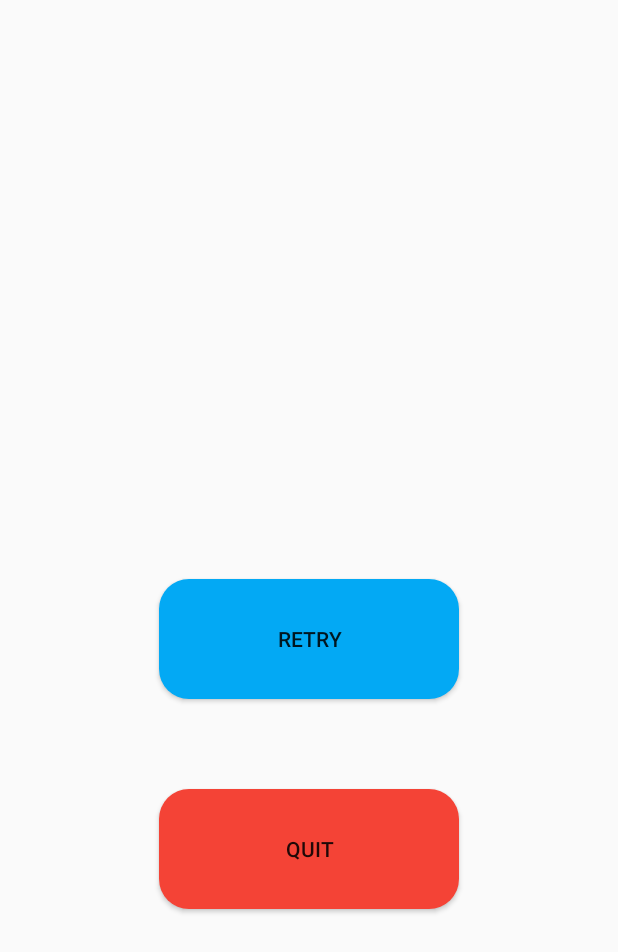
After one commit to Creskendoll/BAU-Kotlin-Project, an Android app: the EndActivity screen opened directly, with no data from a screen before it, on a phone screen of 412 x 824 dp. The commit adds this screen. Shown: the top 952 px of the screen. Run offline under Robolectric (Android 15) with nearby library versions, the phone set to English and light mode, and no system bars.

Commit message:
end screen, bg colors, double tap fix

```diff
--- a/app/src/main/AndroidManifest.xml
+++ b/app/src/main/AndroidManifest.xml
@@ -20,6 +20,7 @@
         <activity android:name=".activity.ProfileActivity" />
         <activity android:name=".activity.ChangeAvatarActivity" />
         <activity android:name=".activity.GameActivity" />
+        <activity android:name=".activity.EndActivity" />
     </application>
 
     <uses-permission android:name="android.permission.INTERNET" />
--- /dev/null
+++ b/app/src/main/java/com/kenansoylu/bauproject/activity/EndActivity.kt
@@ -0,0 +1,28 @@
+package com.kenansoylu.bauproject.activity
+
+import android.content.Intent
+import android.os.Bundle
+import android.widget.Button
+import android.widget.TextView
+import androidx.appcompat.app.AppCompatActivity
+import com.kenansoylu.bauproject.R
+
+class EndActivity : AppCompatActivity() {
+    override fun onCreate(savedInstanceState: Bundle?) {
+        super.onCreate(savedInstanceState)
+        setContentView(R.layout.activity_end)
+
+        // Set score
+        findViewById<TextView>(R.id.finalScoreTxt).text = intent.getStringExtra("score")
+
+        findViewById<Button>(R.id.retryBtn).setOnClickListener {
+            startActivity(Intent(this@EndActivity, GameActivity::class.java))
+            finish()
+        }
+
+        findViewById<Button>(R.id.quitBtn).setOnClickListener {
+            startActivity(Intent(this@EndActivity, MainActivity::class.java))
+            finish()
+        }
+    }
+}
--- /dev/null
+++ b/app/src/main/res/layout/activity_end.xml
@@ -0,0 +1,38 @@
+<?xml version="1.0" encoding="utf-8"?>
+<LinearLayout xmlns:android="http://schemas.android.com/apk/res/android"
+    xmlns:tools="http://schemas.android.com/tools"
+    android:orientation="vertical"
+    android:gravity="center"
+    android:layout_width="match_parent"
+    android:layout_height="match_parent"
+    tools:context=".activity.EndActivity">
+
+    <TextView
+        android:id="@+id/finalScoreTxt"
+        android:layout_width="match_parent"
+        android:layout_height="wrap_content"
+        android:gravity="center"
+        tools:text="SCORE"
+        android:layout_margin="60dp"
+        android:textSize="36sp" />
+
+    <Button
+        android:id="@+id/retryBtn"
+        android:layout_width="wrap_content"
+        android:layout_height="wrap_content"
+        android:layout_margin="30dp"
+        android:width="200dp"
+        android:height="80dp"
+        android:background="@drawable/round_button_blue"
+        android:text="Retry" />
+
+    <Button
+        android:id="@+id/quitBtn"
+        android:layout_width="wrap_content"
+        android:layout_height="wrap_content"
+        android:width="200dp"
+        android:height="80dp"
+        android:layout_margin="30dp"
+        android:background="@drawable/round_button_red"
+        android:text="Quit" />
+</LinearLayout>
--- a/app/src/main/res/layout/activity_leaders.xml
+++ b/app/src/main/res/layout/activity_leaders.xml
@@ -9,8 +9,8 @@
     <androidx.recyclerview.widget.RecyclerView
         tools:listitem="@layout/player_row"
         android:id="@+id/leadersList"
+        android:background="#46990DB9"
         android:layout_width="match_parent"
-        android:layout_height="match_parent"
-        android:background="@android:color/white"/>
+        android:layout_height="match_parent"/>
 
 </androidx.swiperefreshlayout.widget.SwipeRefreshLayout>
--- a/app/src/main/res/layout/activity_profile.xml
+++ b/app/src/main/res/layout/activity_profile.xml
@@ -2,6 +2,7 @@
 <LinearLayout xmlns:android="http://schemas.android.com/apk/res/android"
     xmlns:tools="http://schemas.android.com/tools"
     android:orientation="vertical"
+    android:background="@color/blueBg"
     android:layout_width="match_parent"
     android:layout_height="match_parent">
 
@@ -13,7 +14,7 @@
         android:background="@drawable/round_avatar"
         android:layout_gravity="center"
         tools:src="@mipmap/ic_first_avatar"
-        android:layout_marginTop="30dp"/>
+        android:layout_marginTop="16dp"/>
 
     <TextView
         tools:text="HIGHSCORE"
--- a/app/src/main/res/layout/game_card.xml
+++ b/app/src/main/res/layout/game_card.xml
@@ -5,6 +5,7 @@
     android:layout_height="120dp"
     tools:context=".activity.GameActivity"
     android:tag="front_visible"
+    android:background="@color/cardBg"
     android:id="@+id/gameCard"
     >
 
@@ -20,7 +21,7 @@
             android:id="@+id/front_image"
             android:layout_width="match_parent"
             android:layout_height="match_parent"
-            android:background="@color/white"
+            android:background="@color/cardBg"
             tools:src="@mipmap/kotlin"
             android:padding="10dp" />
 
@@ -38,7 +39,7 @@
             android:layout_width="match_parent"
             android:layout_height="match_parent"
             android:tint="@color/blackText"
-            android:background="@color/white"
+            android:background="@color/cardBg"
             android:padding="10dp"
             android:src="@mipmap/cpp"/>
 
--- a/app/src/main/res/values/colors.xml
+++ b/app/src/main/res/values/colors.xml
@@ -5,4 +5,6 @@
     <color name="colorAccent">#D81B60</color>
     <color name="blackText">#000000</color>
     <color name="white">#FFFFFF</color>
+    <color name="blueBg">#8025D8C8</color>
+    <color name="cardBg">#25D8C8</color>
 </resources>
```
Also changed, not shown: app/src/main/java/com/kenansoylu/bauproject/activity/GameActivity.kt (+23 -10 lines), app/src/main/java/com/kenansoylu/bauproject/activity/LeadersActivity.kt (+16 -3 lines), app/src/main/java/com/kenansoylu/bauproject/adapter/LeadersAdapter.kt (+8 -3 lines), app/src/main/res/drawable/round_player_row.xml (added, +9 -0 lines), app/src/main/res/layout/activity_change_avatar.xml (+10 -8 lines), app/src/main/res/layout/activity_game.xml (+3 -20 lines), app/src/main/res/layout/activity_main.xml (+6 -6 lines), app/src/main/res/layout/player_row.xml (+4 -3 lines).
